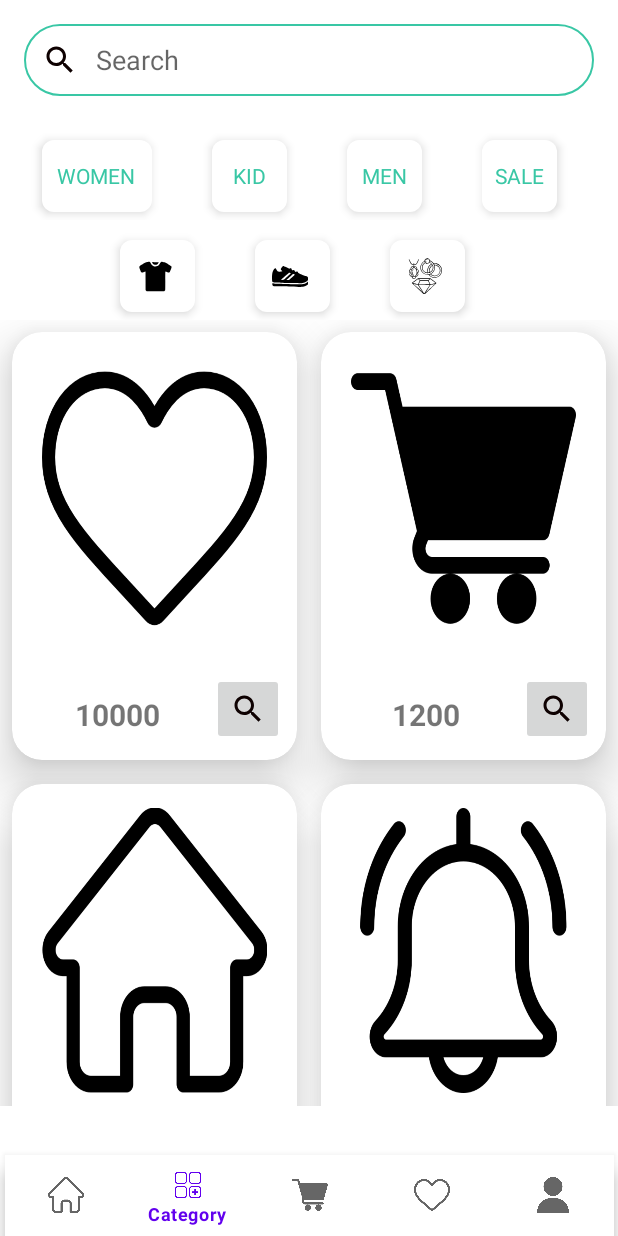
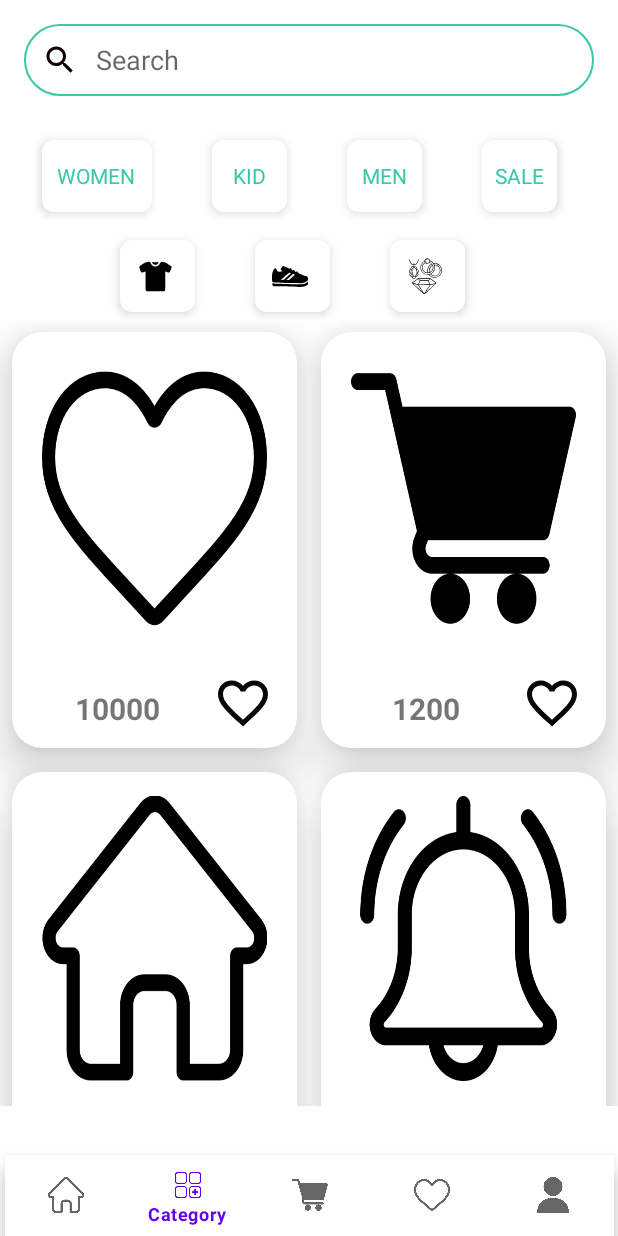
Before and after one commit to AhmedEhab125/Shopify, an Android app: the screen it shows after launch (MainActivity), item 2 of the bottom bar chosen, on a phone screen of 412 x 824 dp. Run offline under Robolectric (Android 15) with nearby library versions, the phone set to English and light mode, and no system bars; our stand-ins replace navigation-ui; network calls fail; 1 statement that could not run was skipped.

Commit message:
add network Class

```diff
--- /dev/null
+++ b/app/src/main/java/com/example/shopify/Models/brands/BrandModel.kt
@@ -0,0 +1,5 @@
+package com.example.shopify.Models.brands
+
+data class BrandModel(
+    val smart_collections: List<SmartCollection>
+)
--- /dev/null
+++ b/app/src/main/java/com/example/shopify/Models/collects/CollectModel.kt
@@ -0,0 +1,5 @@
+package com.example.shopify.Models.collects
+
+data class CollectModel(
+    var collects: List<Collect>
+)
--- /dev/null
+++ b/app/src/main/java/com/example/shopify/Models/productDetails/ProductModel.kt
@@ -0,0 +1,5 @@
+package com.example.shopify.Models.productDetails
+
+data class ProductModel(
+    val product: Product
+)
--- a/app/src/main/java/com/example/shopify/mainActivity/MainActivity.kt
+++ b/app/src/main/java/com/example/shopify/mainActivity/MainActivity.kt
@@ -1,24 +1,19 @@
 package com.example.shopify.mainActivity
 
-import VPFragmentAdapter
 import androidx.appcompat.app.AppCompatActivity
 import android.os.Bundle
-import android.provider.Settings
+import android.util.Log
 import android.view.View
+import androidx.lifecycle.lifecycleScope
 import androidx.navigation.NavController
 import androidx.navigation.fragment.NavHostFragment
 import androidx.navigation.ui.NavigationUI
 import com.example.shopify.R
-import com.example.shopify.cart.view.CartFragment
-import com.example.shopify.category.view.CategoryFragment
 import com.example.shopify.databinding.ActivityMainBinding
-import com.example.shopify.favourite.view.FavouriteFragment
-import com.example.shopify.home.view.HomeFragment
-import com.example.shopify.products.view.ProductsFragment
-import com.example.shopify.setting.SettingFragment
-import com.example.shopify.signup.SignupFragment
+import com.example.shopify.nework.ShopifyAPi
 import com.google.android.material.bottomnavigation.BottomNavigationView
-import com.google.android.material.tabs.TabLayoutMediator
+import kotlinx.coroutines.Dispatchers
+import kotlinx.coroutines.launch
 
 class MainActivity : AppCompatActivity() {
     lateinit var binding: ActivityMainBinding
@@ -37,7 +32,9 @@ class MainActivity : AppCompatActivity() {
 
         NavigationUI.setupWithNavController(bottomNavigationView, navController)
 
-
+    lifecycleScope.launch (Dispatchers.IO){
+        Log.i("getBrands", "${ShopifyAPi.retrofitService.getBrands().body()} ")
+    }
 
 
 
--- /dev/null
+++ b/app/src/main/java/com/example/shopify/nework/RetrofitShopifyHelper.kt
@@ -0,0 +1,14 @@
+package com.example.shopify.nework
+
+import com.example.shopify.utiltes.Constants
+import retrofit2.Retrofit
+import retrofit2.converter.gson.GsonConverterFactory
+
+object RetrofitShopifyHelper{
+   const val BASE_URL = "https://${Constants.apiKey}:${Constants.accesstoken}${Constants.hostName}"
+    val retrofitInstance = Retrofit
+        .Builder()
+        .baseUrl(BASE_URL)
+        .addConverterFactory(GsonConverterFactory.create())
+        .build()
+}
--- /dev/null
+++ b/app/src/main/java/com/example/shopify/nework/ShopifyAPi.kt
@@ -0,0 +1,7 @@
+package com.example.shopify.nework
+
+object ShopifyAPi {
+    val retrofitService: ShopifyApiService by lazy {
+        RetrofitShopifyHelper.retrofitInstance.create(ShopifyApiService::class.java)
+    }
+}
--- /dev/null
+++ b/app/src/main/java/com/example/shopify/nework/ShopifyApiService.kt
@@ -0,0 +1,19 @@
+package com.example.shopify.nework
+
+import com.example.shopify.Models.brands.BrandModel
+import com.example.shopify.Models.collects.CollectModel
+import com.example.shopify.utiltes.Constants
+import retrofit2.Response
+import retrofit2.http.GET
+import retrofit2.http.Headers
+
+interface ShopifyApiService {
+
+    @Headers("X-Shopify-Access-Token: ${Constants.accesstoken}")
+    @GET("admin/api/2023-04/collects.json")
+    suspend fun getCollects() : Response<CollectModel>
+    @Headers("X-Shopify-Access-Token: ${Constants.accesstoken}")
+    @GET("admin/api/2023-04/smart_collections.json")
+    suspend fun getBrands() : Response<BrandModel>
+
+}
--- a/app/src/main/res/drawable/favourite_btn.xml
+++ b/app/src/main/res/drawable/favourite_btn.xml
@@ -1,5 +1,5 @@
 <?xml version="1.0" encoding="utf-8"?>
-<vector android:height="24dp" android:tint="#F44336"
+<vector android:height="24dp" android:tint="#070707"
     android:viewportHeight="24" android:viewportWidth="24"
     android:width="24dp" xmlns:android="http://schemas.android.com/apk/res/android">
     <path android:fillColor="@android:color/holo_red_light" android:pathData="M16.5,3c-1.74,0 -3.41,0.81 -4.5,2.09C10.91,3.81 9.24,3 7.5,3 4.42,3 2,5.42 2,8.5c0,3.78 3.4,6.86 8.55,11.54L12,21.35l1.45,-1.32C18.6,15.36 22,12.28 22,8.5 22,5.42 19.58,3 16.5,3zM12.1,18.55l-0.1,0.1 -0.1,-0.1C7.14,14.24 4,11.39 4,8.5 4,6.5 5.5,5 7.5,5c1.54,0 3.04,0.99 3.57,2.36h1.87C13.46,5.99 14.96,5 16.5,5c2,0 3.5,1.5 3.5,3.5 0,2.89 -3.14,5.74 -7.9,10.05z"/>
--- a/app/src/main/res/layout/category_item.xml
+++ b/app/src/main/res/layout/category_item.xml
@@ -42,19 +42,17 @@
             app:layout_constraintStart_toStartOf="@+id/ctegory_product_imgV"
             app:layout_constraintTop_toBottomOf="@+id/ctegory_product_imgV" />
 
-        <ImageButton
+
+        <ToggleButton
             android:id="@+id/category_addToFav"
-            android:layout_width="wrap_content"
-            android:layout_height="wrap_content"
-            android:layout_marginStart="30dp"
-            android:layout_marginEnd="5dp"
-            android:layout_marginBottom="10dp"
-            android:minHeight="48dp"
+            android:layout_width="40dp"
+            android:layout_height="40dp"
+            android:layout_marginEnd="16dp"
+            android:background="@drawable/favourite_btn"
+            android:textOff=""
+            android:textOn=""
             app:layout_constraintBottom_toBottomOf="@+id/category_proudct_salary"
-            app:layout_constraintEnd_toEndOf="@+id/ctegory_product_imgV"
-            app:layout_constraintStart_toEndOf="@+id/category_proudct_salary"
-            app:layout_constraintTop_toTopOf="@+id/category_proudct_salary"
-            app:srcCompat="@drawable/baseline_search_24" />
+            app:layout_constraintEnd_toEndOf="parent" />
 
     </androidx.constraintlayout.widget.ConstraintLayout>
 </androidx.cardview.widget.CardView>
```
Also changed, not shown: app/src/main/java/com/example/shopify/Models/brands/Image.kt (added, +9 -0 lines), app/src/main/java/com/example/shopify/Models/brands/Rule.kt (added, +7 -0 lines), app/src/main/java/com/example/shopify/Models/brands/SmartCollection.kt (added, +17 -0 lines), app/src/main/java/com/example/shopify/Models/collects/Collect.kt (added, +11 -0 lines), app/src/main/java/com/example/shopify/Models/productDetails/Image.kt (added, +15 -0 lines), app/src/main/java/com/example/shopify/Models/productDetails/Option.kt (added, +9 -0 lines), app/src/main/java/com/example/shopify/Models/productDetails/Product.kt (added, +22 -0 lines), app/src/main/java/com/example/shopify/Models/productDetails/Variant.kt (added, +30 -0 lines), app/src/main/java/com/example/shopify/utiltes/Constants.kt (added, +8 -0 lines).
